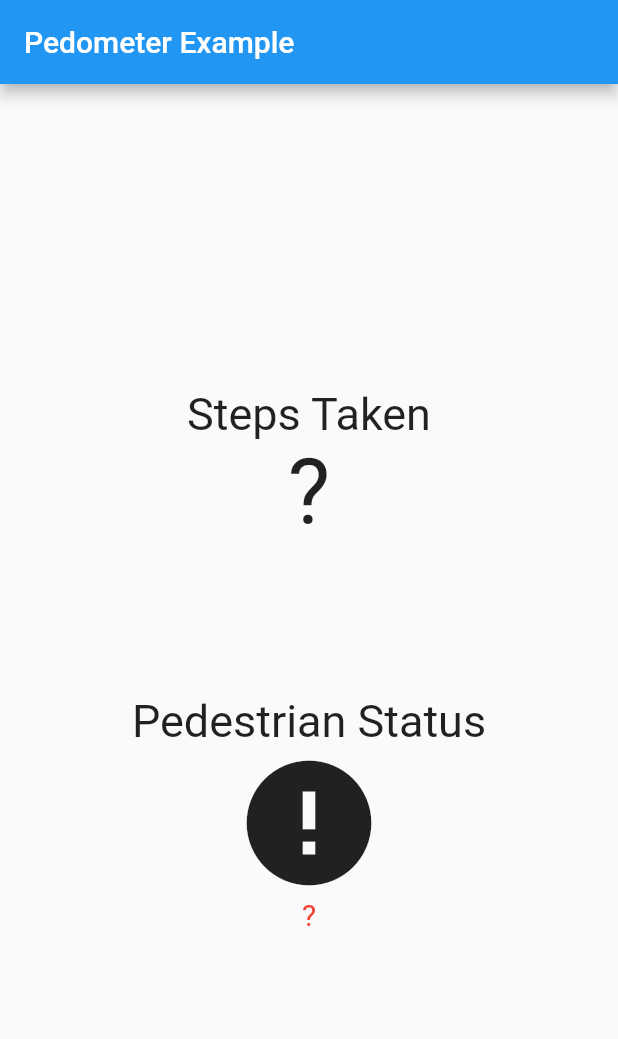
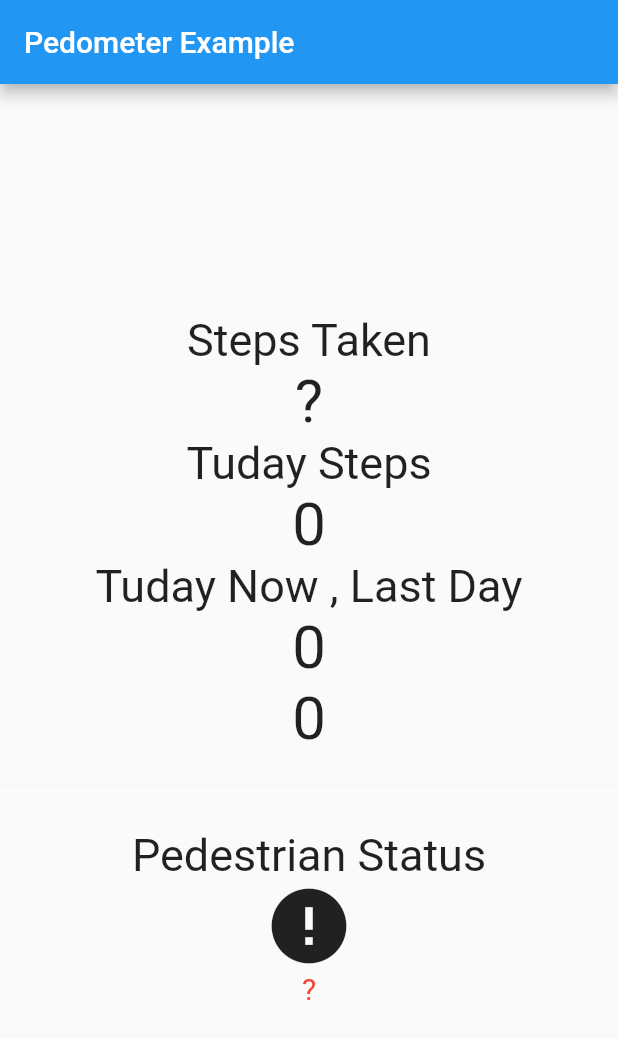
Before and after one commit to dmit9/steps_counter1, a Flutter app: the screen it shows after launch, on a phone screen of 412 x 824 dp. Shown: the top 1039 px of the screen. Run offline on Flutter 3.47's test engine with Material 2 defaults, Android fonts, the phone set to English and light mode, and no system bars; our stand-ins replace firebase_auth, firebase_core, jiffy, pedometer; accounts and stored records are empty; generated files the repository leaves out were written again.

Commit message:
Count tuday steps

```diff
--- a/lib/screens/steps_page.dart
+++ b/lib/screens/steps_page.dart
@@ -1,6 +1,6 @@
 import 'package:flutter/material.dart';
 import 'dart:async';
-
+import 'package:jiffy/jiffy.dart';
 import 'package:pedometer/pedometer.dart';
 
 String formatDate(DateTime d) {
@@ -17,6 +17,10 @@ class _StepsCountState extends State<StepsCount> {
   late Stream<StepCount> _stepCountStream;
   late Stream<PedestrianStatus> _pedestrianStatusStream;
   String _status = '?', _steps = '?';
+  late int todaySteps = 0;
+  late int savedStepsCount = 0;
+  late int lastDaySaved = 0;
+  int todayDayNo = 0;
 
   @override
   void initState() {
@@ -27,7 +31,10 @@ class _StepsCountState extends State<StepsCount> {
   void onStepCount(StepCount event) {
     print(event);
     setState(() {
-      _steps = event.steps.toString();
+      _steps = event.steps.toString();   // кол-во шагов общее
+      getTodaySteps(event.steps);
+      print(_steps);
+ //     todaySteps = _steps as int;
     });
   }
 
@@ -65,6 +72,47 @@ class _StepsCountState extends State<StepsCount> {
     if (!mounted) return;
   }
 
+  Future<int> getTodaySteps(int value) async {
+    print(value);
+    //int savedStepsCountKey = 999999;
+   // int? savedStepsCount = stepsBox.get(savedStepsCountKey, defaultValue: 0);
+
+    int todayDayNo = Jiffy.now().dayOfYear;
+    if (value < savedStepsCount!) {
+      // Upon device reboot, pedometer resets. When this happens, the saved counter must be reset as well.
+      savedStepsCount = 0;
+      // persist this value using a package of your choice here
+      //stepsBox.put(savedStepsCountKey, savedStepsCount);
+      setState(() {
+        savedStepsCount;
+      });
+    }
+  // load the last day saved using a package of your choice here
+    //int lastDaySavedKey = 888888;
+    //int? lastDaySaved = stepsBox.get(lastDaySavedKey, defaultValue: 0);
+
+    // When the day changes, reset the daily steps count
+    // and Update the last day saved as the day changes.
+    if (lastDaySaved! < todayDayNo) {
+      lastDaySaved = todayDayNo;
+      savedStepsCount = value;
+
+      // stepsBox
+      //   ..put(lastDaySavedKey, lastDaySaved)
+      //   ..put(savedStepsCountKey, savedStepsCount);
+      setState(() {
+        lastDaySaved;
+        savedStepsCount;
+      });
+    }
+
+    setState(() {
+      todaySteps = value - savedStepsCount!;
+    });
+   // stepsBox.put(todayDayNo, todaySteps);// _steps as int);     //todaySteps);
+    return todaySteps; // this is your daily steps value.
+  }
+
   @override
   Widget build(BuildContext context) {
     return MaterialApp(
@@ -82,10 +130,29 @@ class _StepsCountState extends State<StepsCount> {
               ),
               Text(
                 _steps,
-                style: TextStyle(fontSize: 60),
+                style: TextStyle(fontSize: 40),
+              ),
+              Text(
+                'Tuday Steps',
+                style: TextStyle(fontSize: 30),
+              ),
+              Text(
+                todaySteps?.toString() ?? '0',
+                style: TextStyle(fontSize: 40),
+              ),
+              Text(
+                'Tuday Now , Last Day',
+                style: TextStyle(fontSize: 30),
+              ),
+              Text(
+                todayDayNo?.toString() ?? '0',
+                style: TextStyle(fontSize: 40),
+              ),Text(
+                lastDaySaved?.toString() ?? '0',
+                style: TextStyle(fontSize: 40),
               ),
               Divider(
-                height: 100,
+                height: 50,
                 thickness: 0,
                 color: Colors.white,
               ),
@@ -99,7 +166,7 @@ class _StepsCountState extends State<StepsCount> {
                     : _status == 'stopped'
                         ? Icons.accessibility_new
                         : Icons.error,
-                size: 100,
+                size: 60,
               ),
               Center(
                 child: Text(
--- a/pubspec.yaml
+++ b/pubspec.yaml
@@ -42,13 +42,14 @@ dependencies:
   firebase_app_check: ^0.2.0
   pedometer: ^4.0.1
   jiffy: ^6.2.1
-  hive: ^2.2.3
-  google_fonts: ^6.1.0
+
 
 
 dev_dependencies:
   flutter_test:
     sdk: flutter
+
+  build_runner: ^2.4.6
 
   # The "flutter_lints" package below contains a set of recommended lints to
   # encourage good coding practices. The lint set provided by the package is
```
Also changed, not shown: lib/main.dart (+4 -4 lines), pubspec.lock (added), 1 other file.
